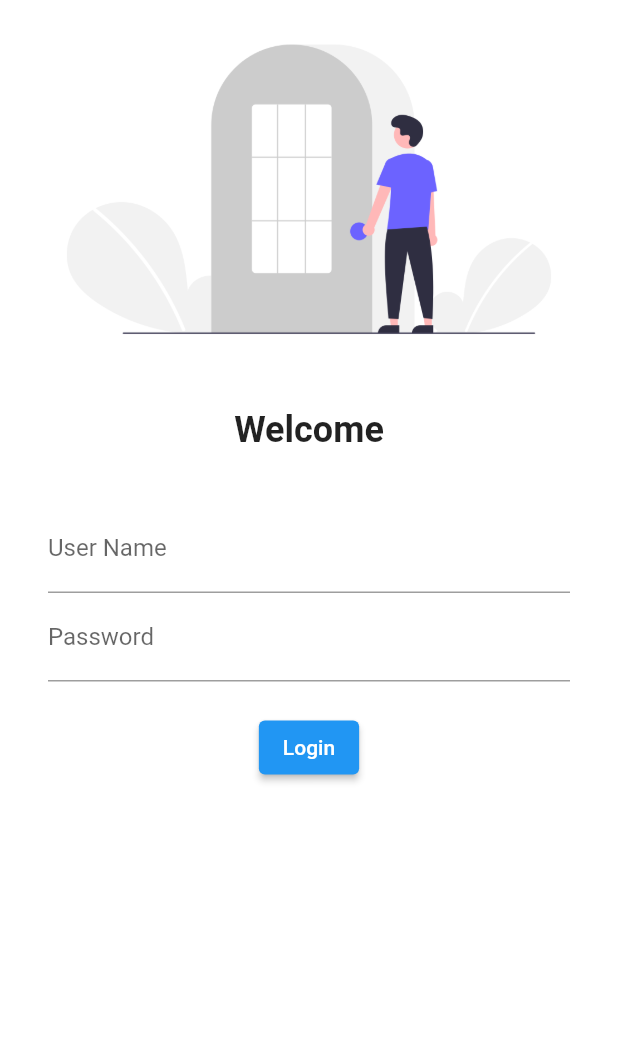
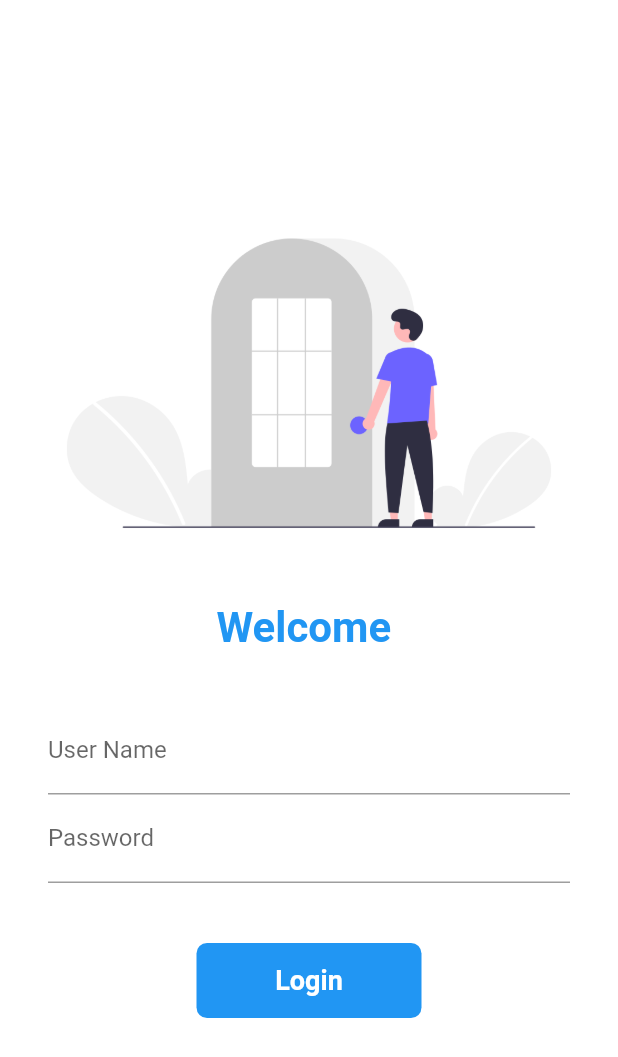
Before and after one commit to Sahani44/PracticeFlutterApp, a Flutter app: the screen it shows after launch, on a phone screen of 412 x 824 dp. Shown: the top 1057 px of the screen. Run offline on Flutter 3.47's test engine with Material 2 defaults, Android fonts, the phone set to English and light mode, and no system bars; our stand-ins replace google_fonts.

Commit message:
Welcome Page Modifications

```diff
--- a/lib/main.dart
+++ b/lib/main.dart
@@ -1,4 +1,5 @@
 import 'package:flutter/material.dart';
+import 'package:flutter_application_2/utils/routes.dart';
 import 'package:google_fonts/google_fonts.dart';
 
 import 'pages/home_page.dart';
@@ -31,10 +32,10 @@ class MyApp extends StatelessWidget {
       darkTheme: ThemeData(
         brightness: Brightness.dark,
       ),
-      initialRoute: "/",
+      initialRoute: "/login",
       routes: {
-        "/" : (context) => LoginPage(),
-        "/home" : (context) => HomePage(),
+        MyRoutes.loginRoute : (context) => LoginPage(),
+        MyRoutes.homeRoute : (context) => HomePage(),
       },
     );
   }
--- a/lib/pages/login_page.dart
+++ b/lib/pages/login_page.dart
@@ -1,13 +1,24 @@
 import 'package:flutter/material.dart';
+import 'package:flutter_application_2/utils/routes.dart';
 
-class LoginPage extends StatelessWidget {
+class LoginPage extends StatefulWidget {
   const LoginPage({ Key? key }) : super(key: key);
+
+  @override
+  State<LoginPage> createState() => _LoginPageState();
+}
+
+class _LoginPageState extends State<LoginPage> {
+
+  String name = "";
+  bool changeButton = false;
 
   @override
   Widget build(BuildContext context) {
     return Material(
       color: Colors.white,
       child: Center(
+        child: SingleChildScrollView(
           child: Column(
             children: [
               Image.asset(
@@ -18,10 +29,11 @@ class LoginPage extends StatelessWidget {
                 height: 20.0,
                 //child: Text(""),
               ),
-            Text("Welcome",
+              Text("Welcome $name",
               style: TextStyle(
-              fontSize: 24,
+                fontSize: 28,
                 fontWeight: FontWeight.bold,
+                color: Colors.blue,
               ),
               ),
               SizedBox(
@@ -37,6 +49,12 @@ class LoginPage extends StatelessWidget {
                     hintText: "Enter User Name",
                     labelText: "User Name",
                   ),
+                  onChanged: (value){
+                    name = value;
+                    setState(() {
+
+                    });
+                  },
                 ),
                 TextFormField(
                   obscureText: true,
@@ -46,24 +64,62 @@ class LoginPage extends StatelessWidget {
                   ),
                 ),
                 SizedBox(
-              height: 20.0,
+                height: 40.0,
                 //child: Text(""),
                   ),
 
-              ElevatedButton(
-                onPressed: () {
-                  print("Hello");
-                } ,
-                //style: TextButton.styleFrom(),
-                child: Text("Login"),
+                InkWell(
+                  onTap: () async {
+                    setState(() {
+                      changeButton = true;
+                    });
+                    await Future.delayed(Duration(seconds: 1));
+                    Navigator.pushNamed(context , MyRoutes.homeRoute);
+                  },
+                  child: AnimatedContainer(
+                    duration: Duration(seconds: 1),
+                    width: changeButton? 50 : 150,
+                    height: 50,
+                    alignment: Alignment.center,
+                    child: changeButton?Icon(Icons.done,
+                      color: Colors.white,
+                    ) :
+                    Text("Login",
+                      style: TextStyle(
+                        color: Colors.white,
+                        fontWeight: FontWeight.bold,
+                        fontSize: 18,
+                      ),
+                    ),
+                    decoration: BoxDecoration(
+                      color: Colors.blue,
+                      //shape: changeButton ? BoxShape.circle : BoxShape.rectangle,
+                      borderRadius: BorderRadius.circular(changeButton ?50:7),
+                    ),
+                  ),
                 ),
 
+ /*               ElevatedButton(
+                  onPressed: () {
+                    Navigator.pushNamed(context , MyRoutes.homeRoute);
+                  } ,
+                  style: TextButton.styleFrom(
+                    minimumSize: Size(130 , 40),
+                  ),
+                  child: Text("Login",
+                    style: TextStyle(
+                      fontSize: 17,
+                    ),
+                  ),
+                  ),
+ */
                   ],
                 ),
               ),
             ],
           ),
         ),
+      ),
     );
   }
 }
--- /dev/null
+++ b/lib/utils/routes.dart
@@ -0,0 +1,7 @@
+class MyRoutes{
+
+ static String loginRoute = "/login";
+ static String homeRoute = "/home";
+
+
+}
```
Lines whose indentation alone changed are shown as unchanged.
